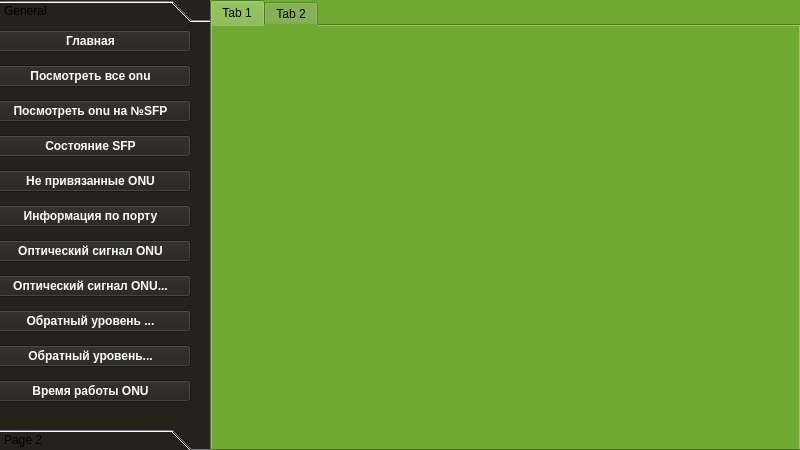
Old version of the form Forms/mainWindow.ui in the repository Timon-alt/Practice.
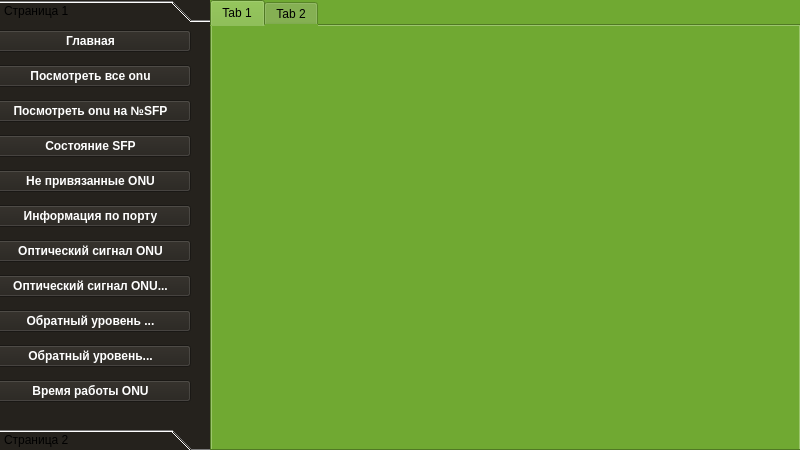
New version of the form.

Diff of the .ui file:
```diff
--- a/Forms/mainWindow.ui
+++ b/Forms/mainWindow.ui
@@ -62,9 +62,33 @@
     <layout class="QGridLayout" name="gridLayout">
      <item row="0" column="0">
       <widget class="QToolBox" name="toolBox">
+       <property name="layoutDirection">
+        <enum>Qt::LeftToRight</enum>
+       </property>
+       <property name="autoFillBackground">
+        <bool>false</bool>
+       </property>
+       <property name="styleSheet">
+        <string notr="true">QToolBox QPushButton {
+    color: #fff
+}
+
+QToolBox QPushButton:focus {
+    background-color: #0b5ed7;
+    
+}
+
+QToolBox QPushButton: pressed {
+    background-color: #fff;
+    color: #000000
+}</string>
+       </property>
        <property name="currentIndex">
         <number>0</number>
        </property>
+       <property name="tabSpacing">
+        <number>6</number>
+       </property>
        <widget class="QWidget" name="page">
         <property name="geometry">
          <rect>
@@ -75,7 +99,7 @@
          </rect>
         </property>
         <attribute name="label">
-         <string>General</string>
+         <string>Страница 1</string>
         </attribute>
         <widget class="QWidget" name="verticalLayoutWidget">
          <property name="geometry">
@@ -177,7 +201,7 @@
          </rect>
         </property>
         <attribute name="label">
-         <string>Page 2</string>
+         <string>Страница 2</string>
         </attribute>
         <widget class="QWidget" name="verticalLayoutWidget_2">
          <property name="geometry">
```
Left out of the diff: 122 changed lines with no effect on the pictures.
